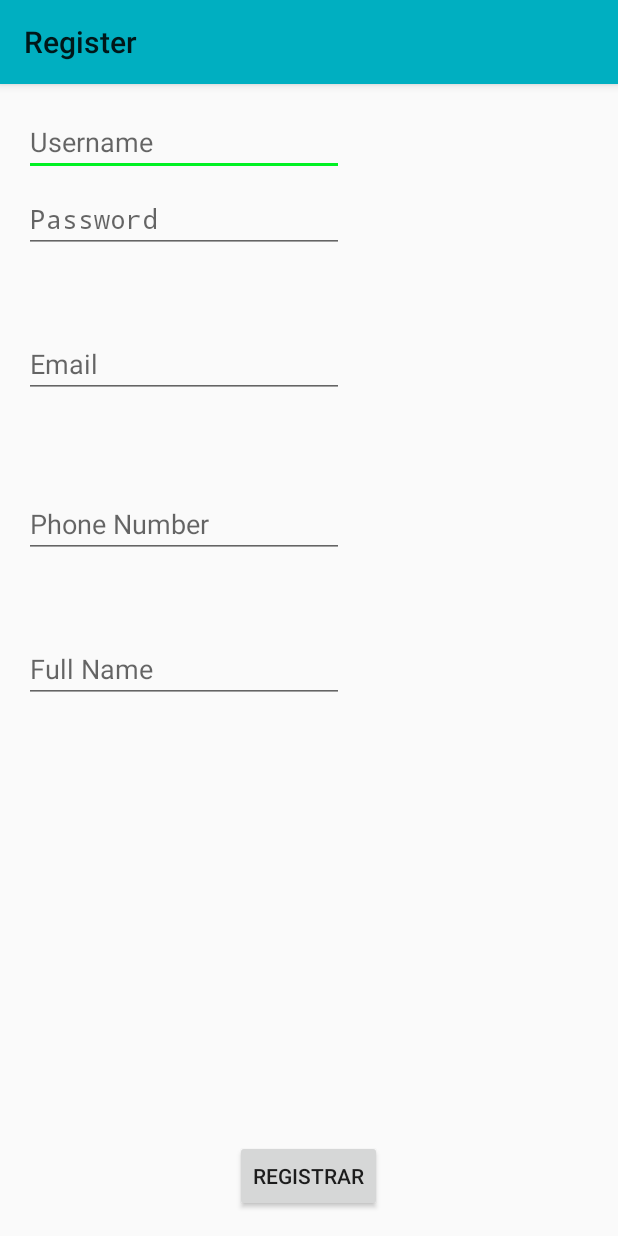
After one commit to Jc2502/Path-of-the-Food, an Android app: the User_Register screen opened directly, with no data from a screen before it, on a phone screen of 412 x 824 dp. The commit adds this screen. Run offline under Robolectric (Android 15) with nearby library versions, the phone set to English and light mode, and no system bars.

Commit message:
Registro

```diff
--- a/app/src/main/java/com/pathofthefood/flyingburger/CONFIG.java
+++ b/app/src/main/java/com/pathofthefood/flyingburger/CONFIG.java
@@ -11,12 +11,12 @@ public class CONFIG {
     public static final String PASS = "password";
     public static final String EMAIL = "email";
     public static final String PHONE = "phone";
+    public static final String FN = "fullname";
     public static final String ADDRESS = "addressbook";
     public static final String LABEL = "label";
     public static final String DESCRIPTION = "description";
     public static final String TXTADDRESS = "textaddress";
     public static final String LAT = "latitude";
     public static final String LON = "longitude";
-    public static final String FN = "fullname";
     private static final String DATEF = "yyyy-MM-dd HH:mm:ss";
 }
--- /dev/null
+++ b/app/src/main/res/layout/activity_user__register.xml
@@ -0,0 +1,114 @@
+<RelativeLayout xmlns:android="http://schemas.android.com/apk/res/android"
+                xmlns:tools="http://schemas.android.com/tools"
+                android:layout_width="match_parent"
+                android:layout_height="match_parent"
+                android:paddingLeft="@dimen/activity_horizontal_margin"
+                android:paddingRight="@dimen/activity_horizontal_margin"
+                android:paddingTop="@dimen/activity_vertical_margin"
+                android:paddingBottom="@dimen/activity_vertical_margin"
+                tools:context="com.pathofthefood.flyingburger.User_Register">
+
+	<EditText
+			android:layout_width="wrap_content"
+			android:layout_height="wrap_content"
+			android:inputType="textPersonName"
+			android:hint="Username"
+			android:ems="10"
+			android:id="@+id/editTextUSR"
+			android:layout_alignParentTop="true"
+			android:layout_alignParentLeft="true"
+			android:layout_alignParentStart="true"/>
+
+	<EditText
+			android:layout_width="wrap_content"
+			android:layout_height="wrap_content"
+			android:inputType="textPassword"
+			android:ems="10"
+			android:hint="Password"
+			android:id="@+id/editTextPWD"
+			android:layout_marginTop="51dp"
+			android:layout_below="@+id/editText"
+			android:layout_alignRight="@+id/editText"
+			android:layout_alignEnd="@+id/editText"/>
+
+	<EditText
+			android:layout_width="wrap_content"
+			android:layout_height="wrap_content"
+			android:inputType="textEmailAddress"
+			android:ems="10"
+			android:hint="Email"
+			android:id="@+id/editTextEA"
+			android:layout_below="@+id/editTextPWD"
+			android:layout_alignParentLeft="true"
+			android:layout_alignParentStart="true"
+			android:layout_marginTop="51dp"/>
+
+	<EditText
+			android:layout_width="wrap_content"
+			android:layout_height="wrap_content"
+			android:inputType="phone"
+			android:ems="10"
+			android:hint="Phone Number"
+			android:id="@+id/editTextPN"
+			android:layout_below="@+id/editTextEA"
+			android:layout_alignParentLeft="true"
+			android:layout_alignParentStart="true"
+			android:layout_marginTop="61dp"/>
+
+	<EditText
+			android:layout_width="wrap_content"
+			android:layout_height="wrap_content"
+			android:inputType="textPersonName"
+			android:hint="Full Name"
+			android:ems="10"
+			android:id="@+id/editTextFN"
+			android:layout_below="@+id/editTextPN"
+			android:layout_alignParentLeft="true"
+			android:layout_alignParentStart="true"
+			android:layout_marginTop="51dp"/>
+
+	<Button
+			android:layout_width="wrap_content"
+			android:layout_height="wrap_content"
+			android:text="Registrar"
+			android:id="@+id/buttonRegistro"
+			android:layout_alignParentBottom="true"
+			android:layout_centerHorizontal="true"/>
+
+	<ImageView
+			android:layout_width="wrap_content"
+			android:layout_height="wrap_content"
+			android:id="@+id/imageView4"
+			android:layout_alignBottom="@+id/editText"
+			android:layout_toRightOf="@+id/buttonRegistro"
+			android:layout_toEndOf="@+id/buttonRegistro"
+			android:src="@android:drawable/ic_delete"/>
+
+	<ImageView
+			android:layout_width="wrap_content"
+			android:layout_height="wrap_content"
+			android:id="@+id/imageView5"
+			android:layout_toEndOf="@+id/buttonRegistro"
+			android:src="@android:drawable/ic_delete"
+			android:layout_alignTop="@+id/editTextPWD"
+			android:layout_alignLeft="@+id/imageView4"
+			android:layout_alignStart="@+id/imageView4"/>
+
+	<ImageView
+			android:layout_width="wrap_content"
+			android:layout_height="wrap_content"
+			android:id="@+id/imageView6"
+			android:layout_toEndOf="@+id/buttonRegistro"
+			android:src="@android:drawable/ic_delete"
+			android:layout_alignBottom="@+id/editTextEA"
+			android:layout_toRightOf="@+id/buttonRegistro"/>
+
+	<ImageView
+			android:layout_width="wrap_content"
+			android:layout_height="wrap_content"
+			android:id="@+id/imageView7"
+			android:layout_toEndOf="@+id/buttonRegistro"
+			android:src="@android:drawable/ic_delete"
+			android:layout_alignBottom="@+id/editTextPN"
+			android:layout_toRightOf="@+id/buttonRegistro"/>
+</RelativeLayout>
--- a/app/src/main/res/values/strings.xml
+++ b/app/src/main/res/values/strings.xml
@@ -7,5 +7,6 @@
     <string name="title_activity_home">Home</string>
     <string name="title_activity_map">Map</string>
     <string name="title_activity_information">Information</string>
+    <string name="title_activity_user__register">Register</string>
 
 </resources>
```
Also changed, not shown: app/src/main/AndroidManifest.xml (+9 -4 lines), app/src/main/java/com/pathofthefood/flyingburger/HttpClientHelp.java (+62 -3 lines), app/src/main/java/com/pathofthefood/flyingburger/Login.java (+25 -13 lines), app/src/main/java/com/pathofthefood/flyingburger/User_Register.java (added, +177 -0 lines), app/src/main/res/layout/activity_login.xml (renamed from app/src/main/res/layout/activity_my.xml, +9 -0 lines), app/src/main/res/menu/menu_user__register.xml (added, +8 -0 lines).
